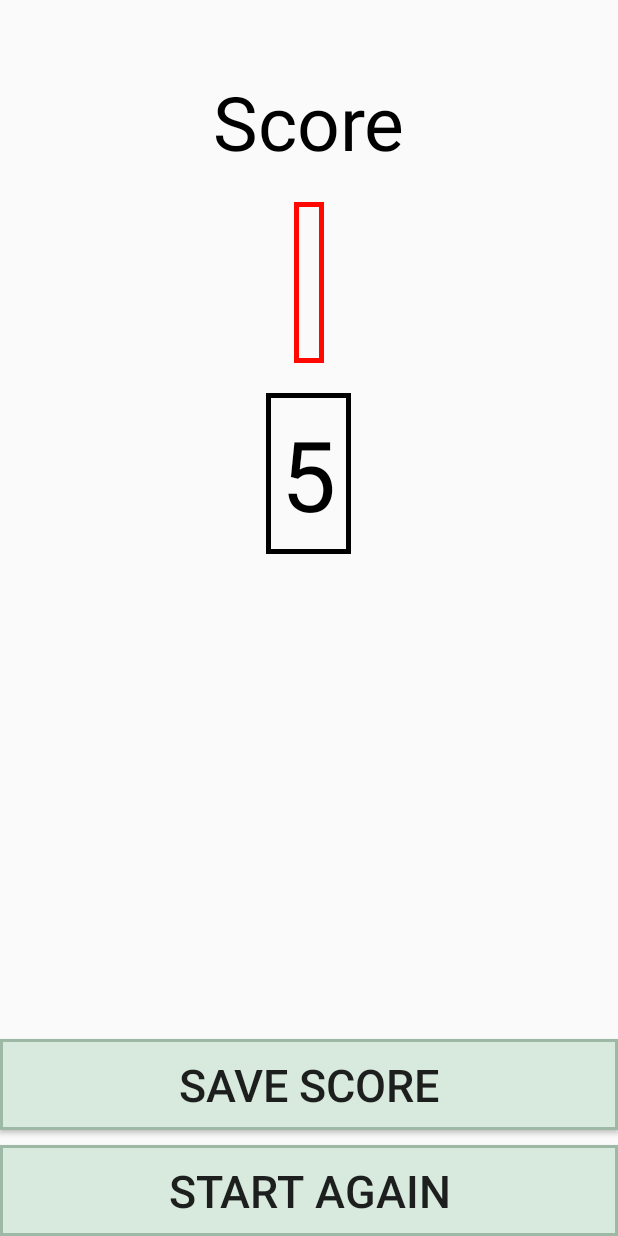
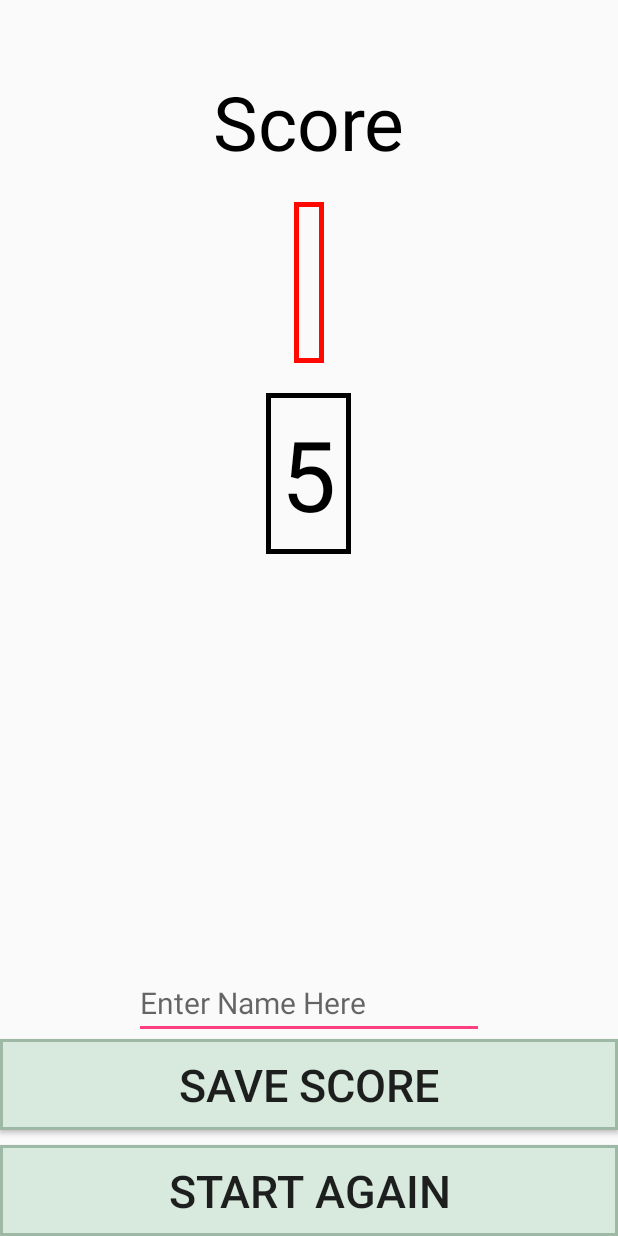
Before and after one commit to yukisetsuna/VSC, an Android app: the MainA3 screen opened directly, with no data from a screen before it, on a phone screen of 412 x 824 dp. Run offline under Robolectric (Android 15) with nearby library versions, the phone set to English and light mode, and no system bars; network calls fail; 3 statements that could not run were skipped.

Commit message:
Score Set

```diff
--- a/app/src/main/java/com/vocabularysystem/MainA3.java
+++ b/app/src/main/java/com/vocabularysystem/MainA3.java
@@ -1,22 +1,33 @@
 package com.vocabularysystem;
 
+import android.content.DialogInterface;
 import android.content.Intent;
+import android.database.Cursor;
+import android.database.SQLException;
+import android.support.v7.app.AlertDialog;
 import android.support.v7.app.AppCompatActivity;
 import android.os.Bundle;
 import android.view.View;
 import android.widget.Button;
+import android.widget.EditText;
 import android.widget.TextView;
+import android.widget.Toast;
+
+import java.io.IOException;
 
 public class MainA3 extends AppCompatActivity {
+    Cursor c = null;
 
     @Override
-    protected void onCreate(Bundle savedInstanceState) {
+    protected void onCreate(final Bundle savedInstanceState) {
         super.onCreate(savedInstanceState);
         setContentView(R.layout.activity_maina3);
 
         TextView score1 = findViewById(R.id.score1);
         TextView score2 = findViewById(R.id.score2);
-
+        final EditText scname = findViewById(R.id.scname);
+        final Button savescore = findViewById(R.id.score3);
+        final DatabaseHandlers data1 = new DatabaseHandlers(MainA3.this);
         final DataHandlers data2 = new DataHandlers();
         final Integer cc1;
 
@@ -35,10 +46,53 @@ public class MainA3 extends AppCompatActivity {
                 break;
         }
 
+
+        try {
+            data1.createDataBase();
+        } catch (IOException ioe) {
+            throw new Error("Unable to create database");
+        }
+        try {
+            data1.openDataBase();
+        } catch (SQLException sqle) {
+            throw sqle;
+        }
+
+
         score1.setText(data2.getStat5().toString());
         score2.setText(cc1.toString());
 
+        savescore.setOnClickListener(new View.OnClickListener() {
+            @Override
+            public void onClick(View view) {
 
+                if(scname.getText().toString().trim().equals("")){
+                    Toast.makeText(getApplicationContext(), "Please Enter a Name", Toast.LENGTH_SHORT).show();
+                }else{
+
+                    AlertDialog alertDialog = new AlertDialog.Builder(MainA3.this).create();
+                    alertDialog.setTitle("Score");
+                    alertDialog.setMessage("Are you sure that you want to save this score?");
+                    alertDialog.setButton(AlertDialog.BUTTON_POSITIVE, "OK",
+                            new DialogInterface.OnClickListener() {
+                                public void onClick(DialogInterface dialog, int which) {
+
+                                    c = data1.scorer(scname.getText().toString());
+                                    Toast.makeText(getApplicationContext(), "Score Saved", Toast.LENGTH_SHORT).show();
+                                    dialog.dismiss();
+                                }
+                            });
+                    alertDialog.setButton(AlertDialog.BUTTON_NEGATIVE, "Cancel", new DialogInterface.OnClickListener() {
+                        @Override
+                        public void onClick(DialogInterface dialogInterface, int i) {
+                            dialogInterface.dismiss();
+                        }
+                    });
+                    alertDialog.show();
+                }
+
+            }
+        });
         endall();
     }
 
--- a/app/src/main/res/layout/activity_maina3.xml
+++ b/app/src/main/res/layout/activity_maina3.xml
@@ -65,4 +65,16 @@
         android:text="@string/scores"
         android:textColor="#000"
         android:textSize="50sp" />
+
+    <EditText
+        android:id="@+id/scname"
+        android:layout_width="wrap_content"
+        android:layout_height="wrap_content"
+        android:layout_above="@+id/score3"
+        android:layout_centerHorizontal="true"
+        android:ems="10"
+        android:hint="Enter Name Here"
+        android:inputType="textPersonName"
+        android:text=""
+        android:textSize="20dp" />
 </RelativeLayout>
```
Also changed, not shown: app/src/main/java/com/vocabularysystem/DatabaseHandlers.java (+12 -0 lines), 1 other file.
